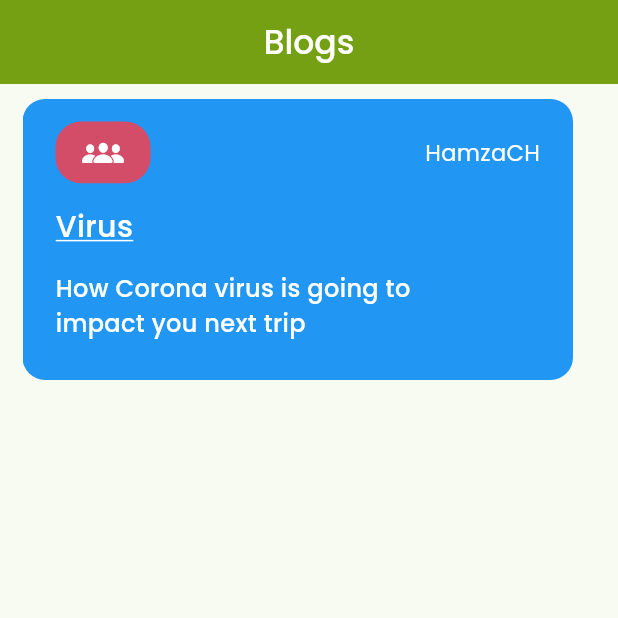
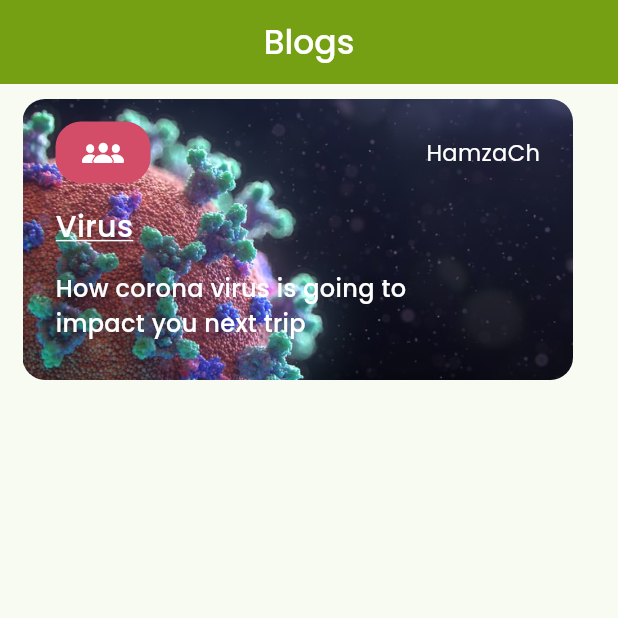
Before and after one commit to HAMZA-CH420/Acaste, a Flutter app: the BlogScreen screen opened directly, on a phone screen of 412 x 824 dp, the top half of it. Run offline on Flutter 3.47's test engine with Material 3 defaults, Android fonts, the phone set to English and light mode, and no system bars; our stand-ins replace google_fonts, iconsax.

Commit message:
minor changes

```diff
--- a/lib/Features/BlogScreen/widgets/updates.dart
+++ b/lib/Features/BlogScreen/widgets/updates.dart
@@ -27,7 +27,7 @@ class _UpdatesState extends State<Updates> {
       "authorName": "UsmanCh",
       "title": "Rising Talent",
       "subtitle": "Apple Watch Series 5: Finally, always on",
-      "titleBackground": "blogImage2.jpg"
+      "titleBackground": "blogImage3.jpg"
     },
   ];
 
@@ -37,23 +37,37 @@ class _UpdatesState extends State<Updates> {
     return SizedBox(
       height: size.height / 4.4,
       width: size.width,
-      child: PageView(
-        children: [
-          updateWidget(Colors.blue, size),
-          updateWidget(Colors.amber, size),
-        ],
+      child: PageView.builder(
+        itemCount: updates.length,
+        itemBuilder: (context, index) {
+          return updateWidget(
+            image: updates[index]['titleBackground'],
+            title: updates[index]['title'],
+            subtitle: updates[index]['subtitle'],
+            authorName: updates[index]['authorName'],
+            boxSize: size,
+          );
+        },
       ),
     );
   }
 
   /// Blog widget to display
-  Widget updateWidget(Color color, var boxSize) {
-    return Container(
+  Widget updateWidget({
+    required String image,
+    required String title,
+    required String subtitle,
+    required String authorName,
+    required var boxSize,
+  }) {
+    return Stack(children: [
+      Container(
         margin: EdgeInsets.only(right: 15),
         padding: EdgeInsets.symmetric(horizontal: 22, vertical: 15),
         decoration: BoxDecoration(
-        color: color,
           borderRadius: BorderRadius.circular(15),
+          image: DecorationImage(
+              image: AssetImage("assets/images/$image"), fit: BoxFit.cover),
         ),
         child: Column(
           crossAxisAlignment: CrossAxisAlignment.start,
@@ -77,7 +91,7 @@ class _UpdatesState extends State<Updates> {
                   ),
                 ),
                 Text(
-                "HamzaCH",
+                  authorName,
                   style: GoogleFonts.poppins(
                     fontSize: 15,
                     fontWeight: FontWeight.w400,
@@ -87,7 +101,7 @@ class _UpdatesState extends State<Updates> {
               ],
             ),
             Text(
-            "Virus",
+              title,
               style: GoogleFonts.poppins(
                 fontSize: 20,
                 fontWeight: FontWeight.w500,
@@ -99,7 +113,7 @@ class _UpdatesState extends State<Updates> {
             SizedBox(
               width: boxSize.width / 1.5,
               child: Text(
-              "How Corona virus is going to impact you next trip",
+                subtitle,
                 style: GoogleFonts.poppins(
                   fontSize: 16,
                   fontWeight: FontWeight.w500,
@@ -109,6 +123,7 @@ class _UpdatesState extends State<Updates> {
             ),
           ],
         ),
-    );
+      ),
+    ]);
   }
 }
```
Lines whose indentation alone changed are shown as unchanged.
